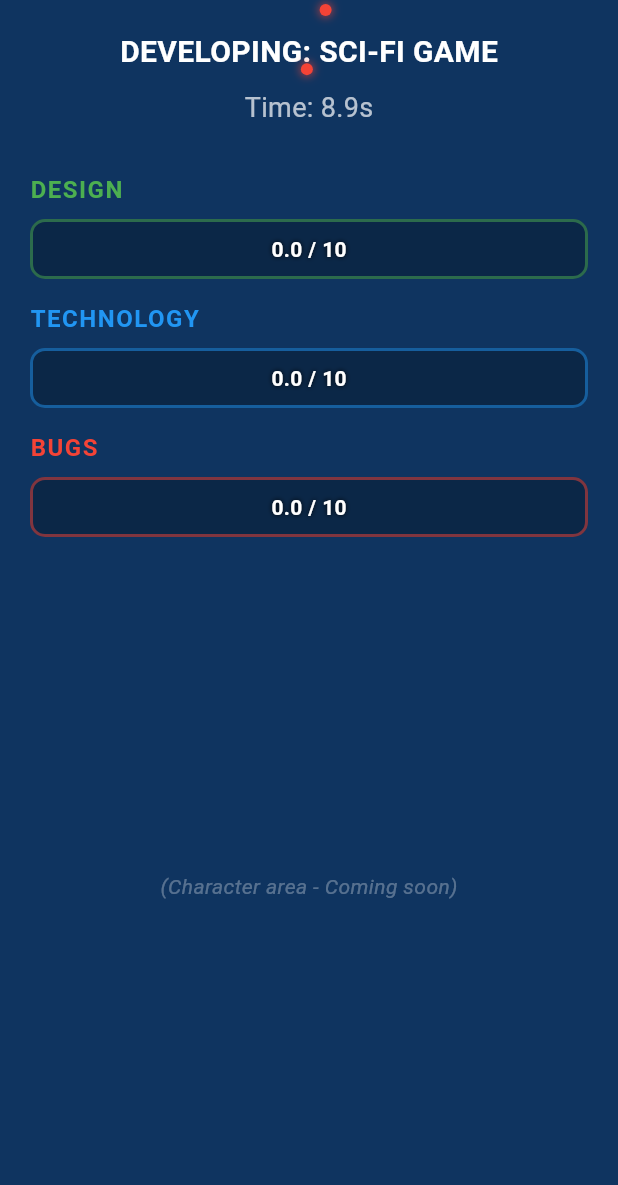
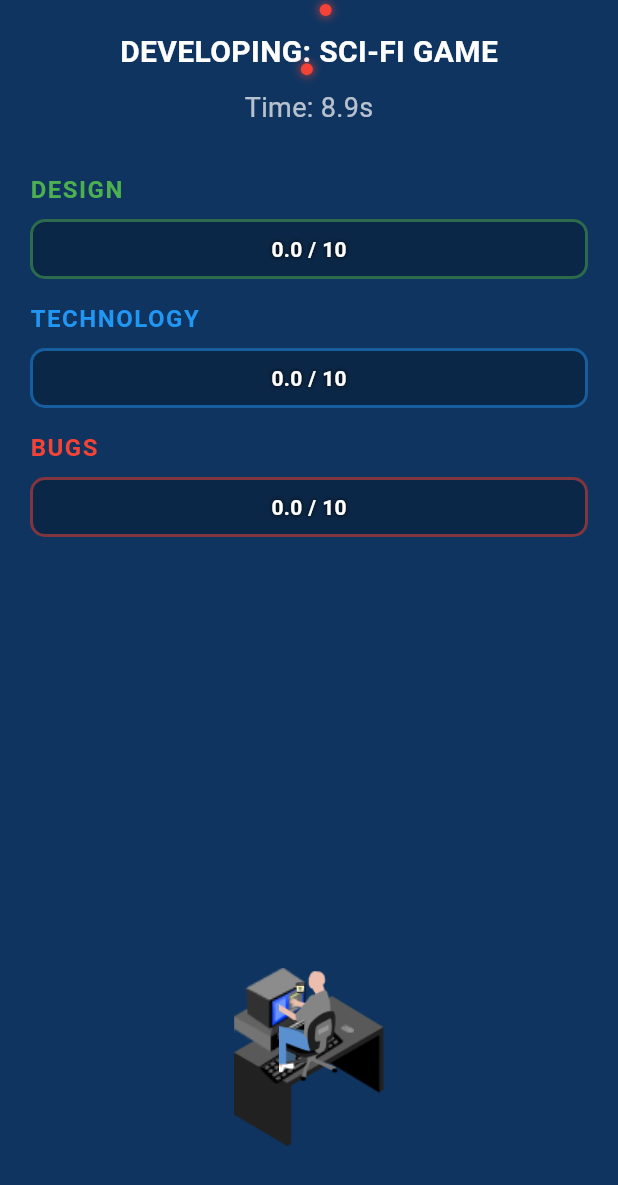
Before and after one commit to krlz-dev/game_dev_tycoon, a Flutter app: the screen it shows after launch, after a tap on "SCI-FI GAME", on a phone screen of 412 x 824 dp. Shown: the top 1185 px of the screen. Run offline on Flutter 3.47's test engine with Material 3 defaults, Android fonts, the phone set to English and light mode, and no system bars; our stand-ins replace shared_preferences.

Commit message:
Add character workspace with animated sprites
- Added character, table, and PC sprite assets
- Created WorkspaceWidget component with sprite animations
- Character cycles through sitting/working animation frames
- PC cycles through different screen states
- Properly positioned table, character, and PC in development screen
- Replaced placeholder text with interactive workspace scene

Features:
- 8-frame character sitting animation (rows 2-3 from sprite sheet)
- 4-state PC animation showing work progress
- Clean sprite extraction using ClipRect and Transform
- 300ms animation interval for smooth transitions

🤖 Generated with [Claude Code](https://claude.com/claude-code)

Co-Authored-By: Claude <noreply@anthropic.com>

```diff
--- /dev/null
+++ b/lib/components/workspace_widget.dart
@@ -0,0 +1,118 @@
+import 'package:flutter/material.dart';
+import 'dart:async';
+
+/// Widget that displays the character working at their desk
+class WorkspaceWidget extends StatefulWidget {
+  const WorkspaceWidget({super.key});
+
+  @override
+  State<WorkspaceWidget> createState() => _WorkspaceWidgetState();
+}
+
+class _WorkspaceWidgetState extends State<WorkspaceWidget> {
+  int _characterFrame = 0;
+  int _pcFrame = 0;
+  Timer? _animationTimer;
+
+  @override
+  void initState() {
+    super.initState();
+    _startAnimation();
+  }
+
+  void _startAnimation() {
+    _animationTimer = Timer.periodic(const Duration(milliseconds: 300), (timer) {
+      setState(() {
+        // Cycle through sitting animation frames (row 2 and 3, 4 frames each)
+        _characterFrame = (_characterFrame + 1) % 8;
+        // Cycle through PC states
+        _pcFrame = (_pcFrame + 1) % 4;
+      });
+    });
+  }
+
+  @override
+  void dispose() {
+    _animationTimer?.cancel();
+    super.dispose();
+  }
+
+  @override
+  Widget build(BuildContext context) {
+    return Stack(
+      alignment: Alignment.center,
+      children: [
+        // Table at the bottom
+        Positioned(
+          bottom: 60,
+          child: Image.asset(
+            'assets/images/table.png',
+            width: 200,
+            height: 100,
+            fit: BoxFit.contain,
+          ),
+        ),
+
+        // PC on the table
+        Positioned(
+          bottom: 100,
+          left: MediaQuery.of(context).size.width / 2 - 50,
+          child: ClipRect(
+            child: Align(
+              alignment: Alignment.topLeft,
+              widthFactor: 0.25, // 1/4 of the image width (4 sprites)
+              child: Transform.translate(
+                offset: Offset(-_pcFrame * 80.0, 0), // Shift to show different PC state
+                child: Image.asset(
+                  'assets/images/pc.png',
+                  width: 320, // 4 sprites * 80px each
+                  height: 80,
+                  fit: BoxFit.contain,
+                ),
+              ),
+            ),
+          ),
+        ),
+
+        // Character sitting at desk
+        Positioned(
+          bottom: 80,
+          right: MediaQuery.of(context).size.width / 2 - 80,
+          child: _buildCharacterSprite(),
+        ),
+      ],
+    );
+  }
+
+  Widget _buildCharacterSprite() {
+    // Character sprite sheet is 4x4
+    // Rows 2-3 (index 2-3) contain sitting animations
+    // We have 8 frames total for sitting (4 in row 2, 4 in row 3)
+
+    final row = (_characterFrame < 4) ? 2 : 3; // Row 2 or 3
+    final col = _characterFrame % 4; // Column 0-3
+
+    final spriteWidth = 100.0; // Approximate width of each sprite
+    final spriteHeight = 120.0; // Approximate height of each sprite
+
+    return ClipRect(
+      child: Align(
+        alignment: Alignment.topLeft,
+        widthFactor: 0.25, // Show 1/4 of the width (one sprite)
+        heightFactor: 0.25, // Show 1/4 of the height (one sprite)
+        child: Transform.translate(
+          offset: Offset(
+            -col * spriteWidth,
+            -row * spriteHeight,
+          ),
+          child: Image.asset(
+            'assets/images/character.png',
+            width: spriteWidth * 4, // 4 columns
+            height: spriteHeight * 4, // 4 rows
+            fit: BoxFit.contain,
+          ),
+        ),
+      ),
+    );
+  }
+}
--- a/lib/screens/development_screen.dart
+++ b/lib/screens/development_screen.dart
@@ -7,6 +7,7 @@ import '../config/game_constants.dart';
 import '../config/game_type_config.dart';
 import '../components/progress_bar_widget.dart';
 import '../components/dot_particle.dart';
+import '../components/workspace_widget.dart';
 
 /// Development screen where the game is being created
 class DevelopmentScreen extends StatefulWidget {
@@ -274,17 +275,10 @@ class _DevelopmentScreenState extends State<DevelopmentScreen>
                         ],
                       ),
                     ),
-                    // Space for future characters/content
+                    // Workspace with character, table, and PC
                     const Expanded(
                       child: Center(
-                        child: Text(
-                          '(Character area - Coming soon)',
-                          style: TextStyle(
-                            color: Colors.white30,
-                            fontSize: 14,
-                            fontStyle: FontStyle.italic,
-                          ),
-                        ),
+                        child: WorkspaceWidget(),
                       ),
                     ),
                   ],
```
Also changed, not shown: pubspec.yaml (+4 -3 lines), assets/images/character.png (renamed from character.png), assets/images/pc.png (renamed from googling.png), assets/images/table.png (renamed from table.png).
